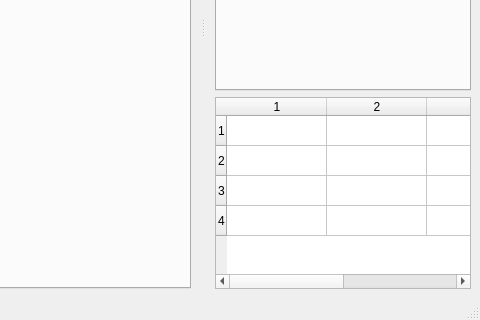
bgallois/LapsAnalyzer, file form.ui: the form before one commit; both pictures show x 320 to 800 and y 280 to 600 of the 800 by 600 pixel window.
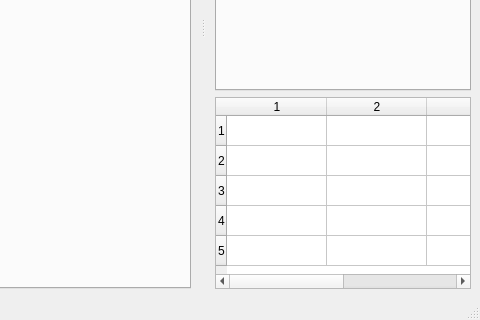
The form after the commit.

Commit message: [add] add lap duration

The edit to the form file:
```diff
--- a/form.ui
+++ b/form.ui
@@ -70,7 +70,7 @@
      <item row="2" column="0">
       <widget class="QTableWidget" name="diffTable">
        <property name="rowCount">
-        <number>4</number>
+        <number>5</number>
        </property>
        <property name="columnCount">
         <number>4</number>
@@ -79,6 +79,7 @@
        <row/>
        <row/>
        <row/>
+       <row/>
        <column/>
        <column/>
        <column/>
```
The commit also changes 2 other files.
